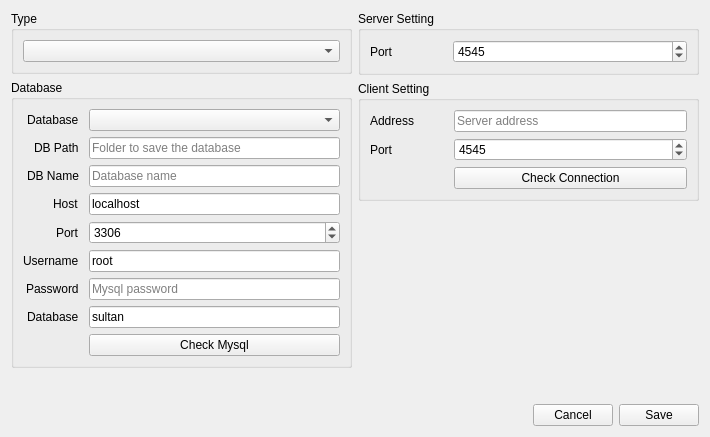
The window that libgui/main/settingdialog.ui (apinprastya/sultan) describes before a commit, drawn with Qt 5.
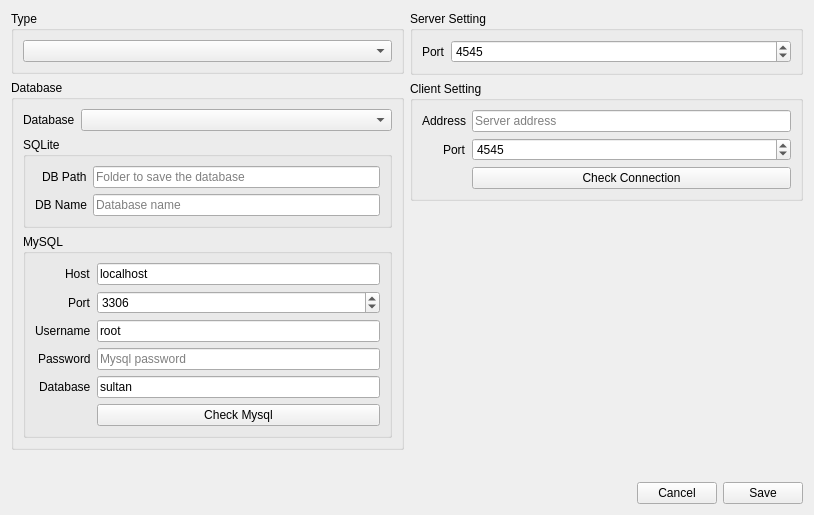
The same window after the commit.

```diff
--- a/libgui/main/settingdialog.ui
+++ b/libgui/main/settingdialog.ui
@@ -6,8 +6,8 @@
    <rect>
     <x>0</x>
     <y>0</y>
-    <width>710</width>
-    <height>437</height>
+    <width>814</width>
+    <height>515</height>
    </rect>
   </property>
   <property name="windowTitle">
@@ -44,21 +44,81 @@
          <property name="title">
           <string>Database</string>
          </property>
+         <layout class="QVBoxLayout" name="verticalLayout">
+          <item>
          <layout class="QFormLayout" name="formLayout">
+            <property name="bottomMargin">
+             <number>0</number>
+            </property>
+            <item row="0" column="0">
+             <widget class="QLabel" name="label_9">
+              <property name="text">
+               <string notr="true">Database</string>
+              </property>
+             </widget>
+            </item>
+            <item row="0" column="1">
+             <widget class="QComboBox" name="comboDatabase"/>
+            </item>
+           </layout>
+          </item>
+          <item>
+           <widget class="QGroupBox" name="groupSqlite">
+            <property name="title">
+             <string>SQLite</string>
+            </property>
+            <layout class="QFormLayout" name="formLayout_4">
           <property name="labelAlignment">
            <set>Qt::AlignRight|Qt::AlignTrailing|Qt::AlignVCenter</set>
           </property>
-          <property name="horizontalSpacing">
-           <number>10</number>
-          </property>
-          <item row="3" column="0">
+             <item row="0" column="0">
+              <widget class="QLabel" name="label_10">
+               <property name="text">
+                <string>DB Path</string>
+               </property>
+              </widget>
+             </item>
+             <item row="0" column="1">
+              <widget class="QLineEdit" name="lineSqlitePath">
+               <property name="placeholderText">
+                <string>Folder to save the database</string>
+               </property>
+              </widget>
+             </item>
+             <item row="1" column="0">
+              <widget class="QLabel" name="label_11">
+               <property name="text">
+                <string>DB Name</string>
+               </property>
+              </widget>
+             </item>
+             <item row="1" column="1">
+              <widget class="QLineEdit" name="lineSqliteName">
+               <property name="placeholderText">
+                <string>Database name</string>
+               </property>
+              </widget>
+             </item>
+            </layout>
+           </widget>
+          </item>
+          <item>
+           <widget class="QGroupBox" name="groupMysql_2">
+            <property name="title">
+             <string>MySQL</string>
+            </property>
+            <layout class="QFormLayout" name="formLayout_5">
+             <property name="labelAlignment">
+              <set>Qt::AlignRight|Qt::AlignTrailing|Qt::AlignVCenter</set>
+             </property>
+             <item row="0" column="0">
            <widget class="QLabel" name="label">
             <property name="text">
              <string notr="true">Host</string>
             </property>
            </widget>
           </item>
-          <item row="3" column="1">
+             <item row="0" column="1">
            <widget class="QLineEdit" name="lineEditHost">
             <property name="inputMask">
              <string/>
@@ -71,14 +131,14 @@
             </property>
            </widget>
           </item>
-          <item row="4" column="0">
+             <item row="1" column="0">
            <widget class="QLabel" name="label_2">
             <property name="text">
              <string notr="true">Port</string>
             </property>
            </widget>
           </item>
-          <item row="4" column="1">
+             <item row="1" column="1">
            <widget class="QSpinBox" name="spinBoxPort">
             <property name="minimum">
              <number>1</number>
@@ -91,14 +151,14 @@
             </property>
            </widget>
           </item>
-          <item row="5" column="0">
+             <item row="2" column="0">
            <widget class="QLabel" name="label_3">
             <property name="text">
              <string notr="true">Username</string>
             </property>
            </widget>
           </item>
-          <item row="5" column="1">
+             <item row="2" column="1">
            <widget class="QLineEdit" name="lineEditUsername">
             <property name="inputMask">
              <string/>
@@ -111,14 +171,14 @@
             </property>
            </widget>
           </item>
-          <item row="6" column="0">
+             <item row="3" column="0">
            <widget class="QLabel" name="label_4">
             <property name="text">
              <string notr="true">Password</string>
             </property>
            </widget>
           </item>
-          <item row="6" column="1">
+             <item row="3" column="1">
            <widget class="QLineEdit" name="lineEditPassword">
             <property name="text">
              <string notr="true"/>
@@ -131,14 +191,14 @@
             </property>
            </widget>
           </item>
-          <item row="7" column="0">
+             <item row="4" column="0">
            <widget class="QLabel" name="label_5">
             <property name="text">
              <string notr="true">Database</string>
             </property>
            </widget>
           </item>
-          <item row="7" column="1">
+             <item row="4" column="1">
            <widget class="QLineEdit" name="lineEditDatabase">
             <property name="inputMask">
              <string/>
@@ -151,7 +211,7 @@
             </property>
            </widget>
           </item>
-          <item row="8" column="1">
+             <item row="5" column="1">
            <widget class="QPushButton" name="pushCheckMysql">
             <property name="text">
              <string>Check Mysql</string>
@@ -161,42 +221,7 @@
             </property>
            </widget>
           </item>
-          <item row="0" column="0">
-           <widget class="QLabel" name="label_9">
-            <property name="text">
-             <string notr="true">Database</string>
-            </property>
-           </widget>
-          </item>
-          <item row="0" column="1">
-           <widget class="QComboBox" name="comboDatabase"/>
-          </item>
-          <item row="1" column="0">
-           <widget class="QLabel" name="label_10">
-            <property name="text">
-             <string>DB Path</string>
-            </property>
-           </widget>
-          </item>
-          <item row="2" column="0">
-           <widget class="QLabel" name="label_11">
-            <property name="text">
-             <string>DB Name</string>
-            </property>
-           </widget>
-          </item>
-          <item row="1" column="1">
-           <widget class="QLineEdit" name="lineSqlitePath">
-            <property name="placeholderText">
-             <string>Folder to save the database</string>
-            </property>
-           </widget>
-          </item>
-          <item row="2" column="1">
-           <widget class="QLineEdit" name="lineSqliteName">
-            <property name="placeholderText">
-             <string>Database name</string>
-            </property>
+            </layout>
            </widget>
           </item>
          </layout>
@@ -232,7 +257,7 @@
          </property>
          <layout class="QFormLayout" name="formLayout_2">
           <property name="horizontalSpacing">
-           <number>60</number>
+           <number>6</number>
           </property>
           <item row="0" column="0">
            <widget class="QLabel" name="label_6">
@@ -263,8 +288,11 @@
           <string>Client Setting</string>
          </property>
          <layout class="QFormLayout" name="formLayout_3">
+          <property name="labelAlignment">
+           <set>Qt::AlignRight|Qt::AlignTrailing|Qt::AlignVCenter</set>
+          </property>
           <property name="horizontalSpacing">
-           <number>40</number>
+           <number>6</number>
           </property>
           <item row="0" column="0">
            <widget class="QLabel" name="label_7">
```
Left out of the diff: 9 changed lines with no effect on the pictures. Lines whose indentation alone changed are shown as unchanged.
